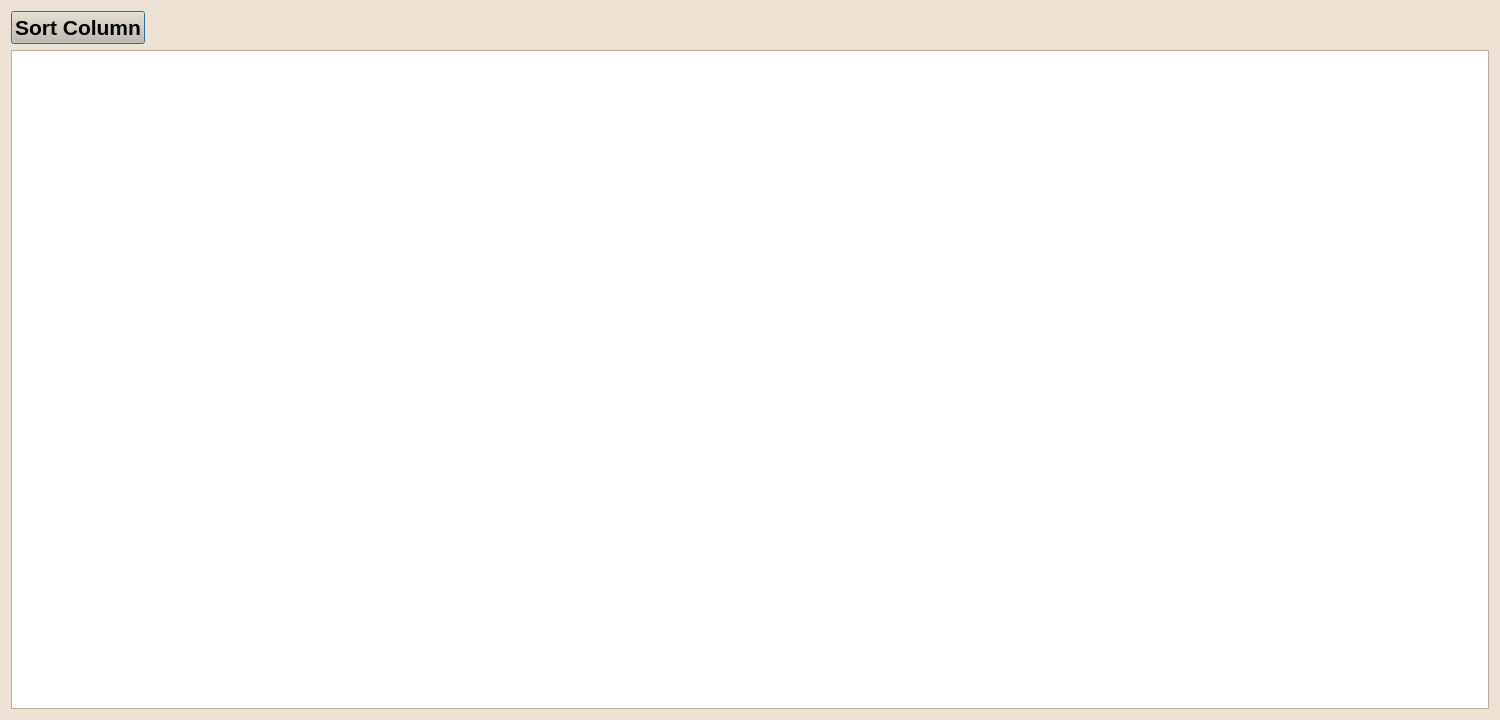
Before: the Qt Designer form soldinventoryviewer.ui in EtoDrowsy/CS499, drawn with Qt 5.
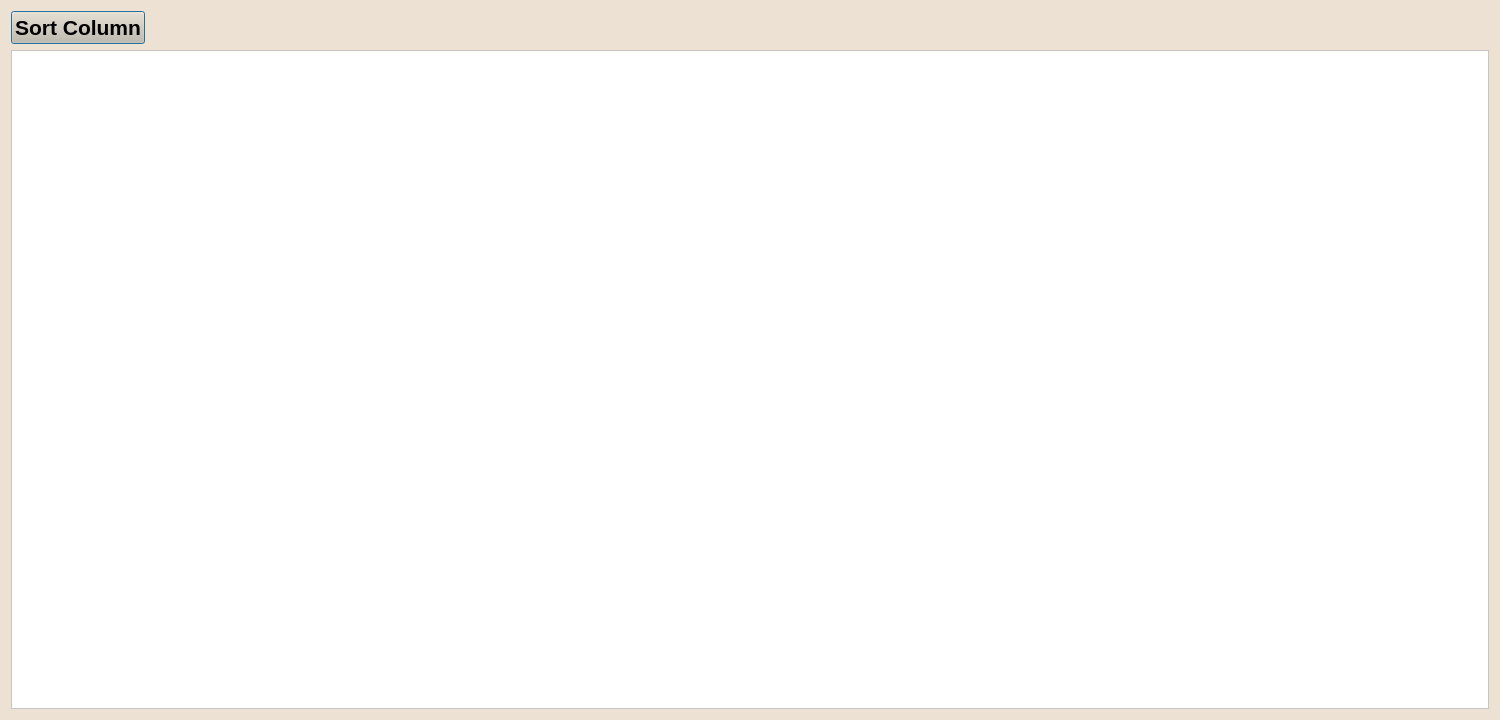
After: the same form once the commit is applied.

Commit message: most of GUI style sheet completed

Diff of the .ui file:
```diff
--- a/soldinventoryviewer.ui
+++ b/soldinventoryviewer.ui
@@ -85,6 +85,12 @@
        <pointsize>12</pointsize>
       </font>
      </property>
+     <property name="styleSheet">
+      <string notr="true">background-color:white;color:black</string>
+     </property>
+     <attribute name="horizontalHeaderVisible">
+      <bool>false</bool>
+     </attribute>
      <attribute name="verticalHeaderVisible">
       <bool>false</bool>
      </attribute>
```
The commit also changes 6 other files.
